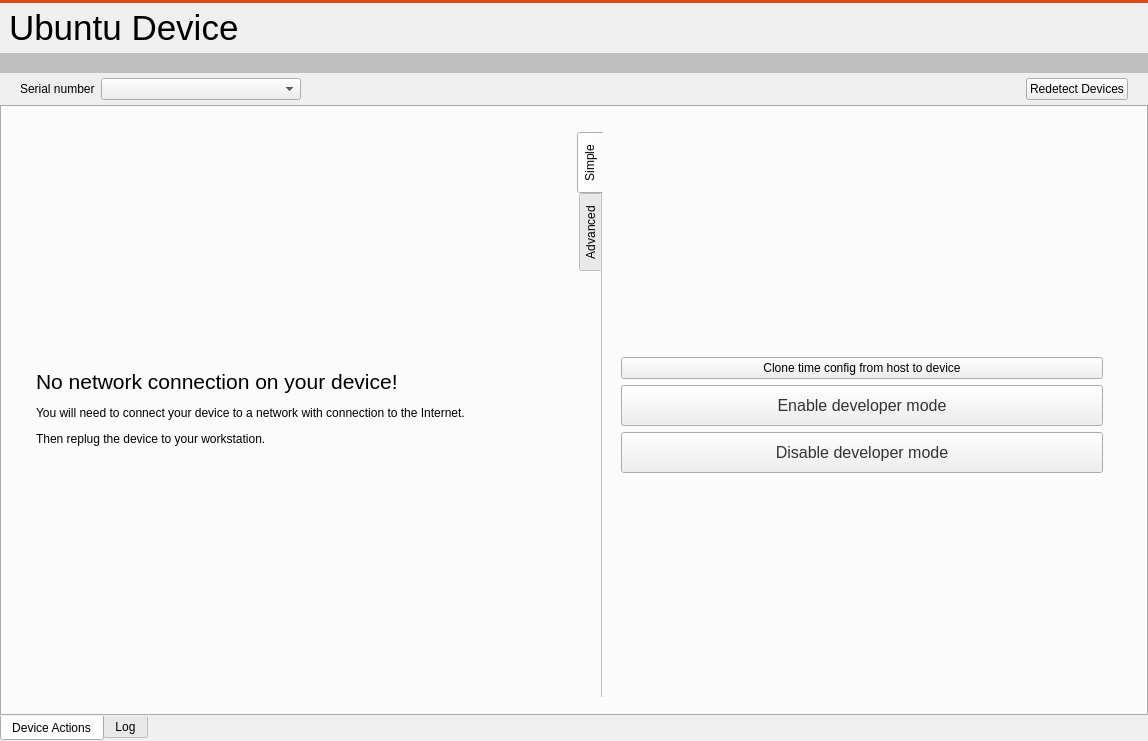
Above: src/ubuntu/ubuntudeviceswidget.ui from runelabs/qtcreator-plugin-ubuntu before the change. Below: the same form after it.
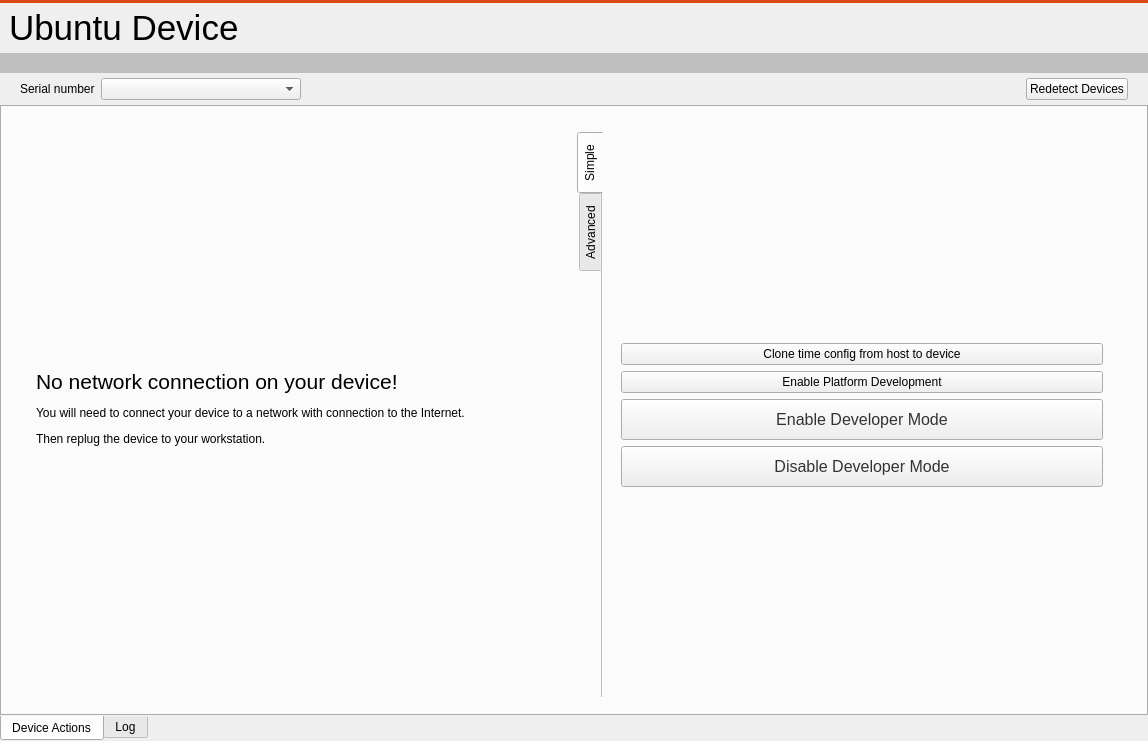
That is the form after the change.

Commit message: Added apt-get update to openssh_install. Added a button to Devices tab to enable Platform Development (C++).

Diff of the .ui file:
```diff
--- a/src/ubuntu/ubuntudeviceswidget.ui
+++ b/src/ubuntu/ubuntudeviceswidget.ui
@@ -528,6 +528,13 @@
                                </property>
                               </widget>
                              </item>
+                             <item>
+                              <widget class="QPushButton" name="pushButtonPlatformDevelopment">
+                               <property name="text">
+                                <string>Enable Platform Development</string>
+                               </property>
+                              </widget>
+                             </item>
                              <item>
                               <widget class="QPushButton" name="pushButtonSshInstall">
                                <property name="font">
@@ -543,7 +550,7 @@
                                 <string notr="true">padding: 10; color: #333</string>
                                </property>
                                <property name="text">
-                                <string>Enable developer mode</string>
+                                <string>Enable Developer Mode</string>
                                </property>
                                <property name="flat">
                                 <bool>false</bool>
@@ -562,7 +569,7 @@
                                 <string notr="true">padding: 10; color: #333</string>
                                </property>
                                <property name="text">
-                                <string>Disable developer mode</string>
+                                <string>Disable Developer Mode</string>
                                </property>
                               </widget>
                              </item>
```
The commit also changes 3 other files.
